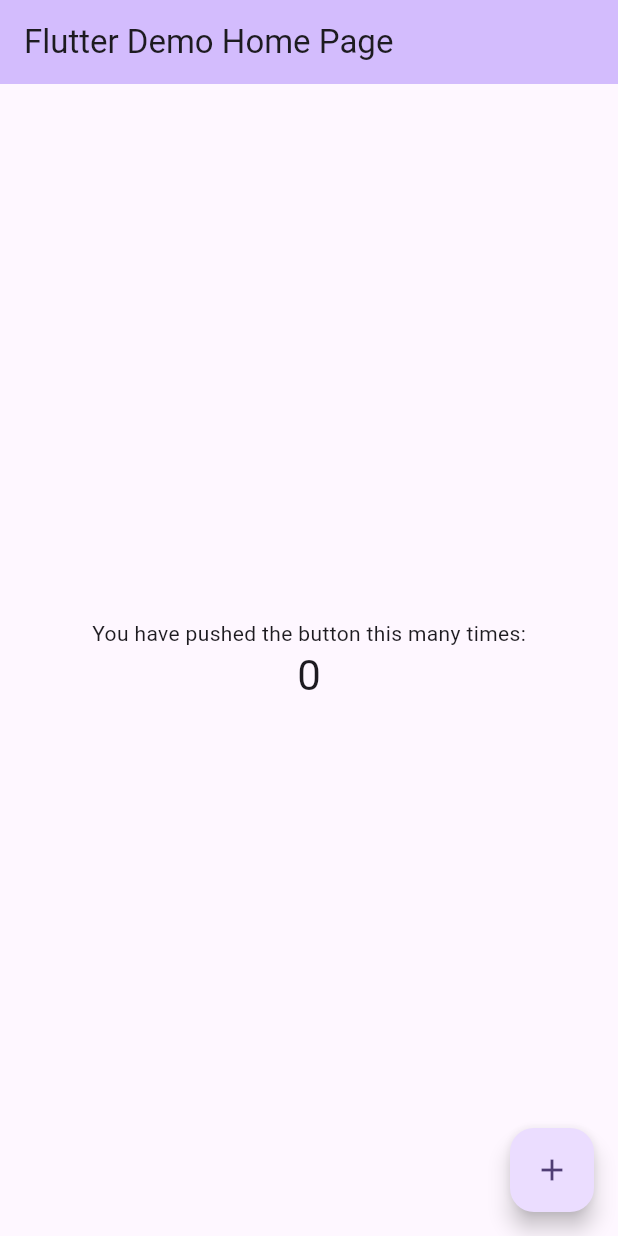
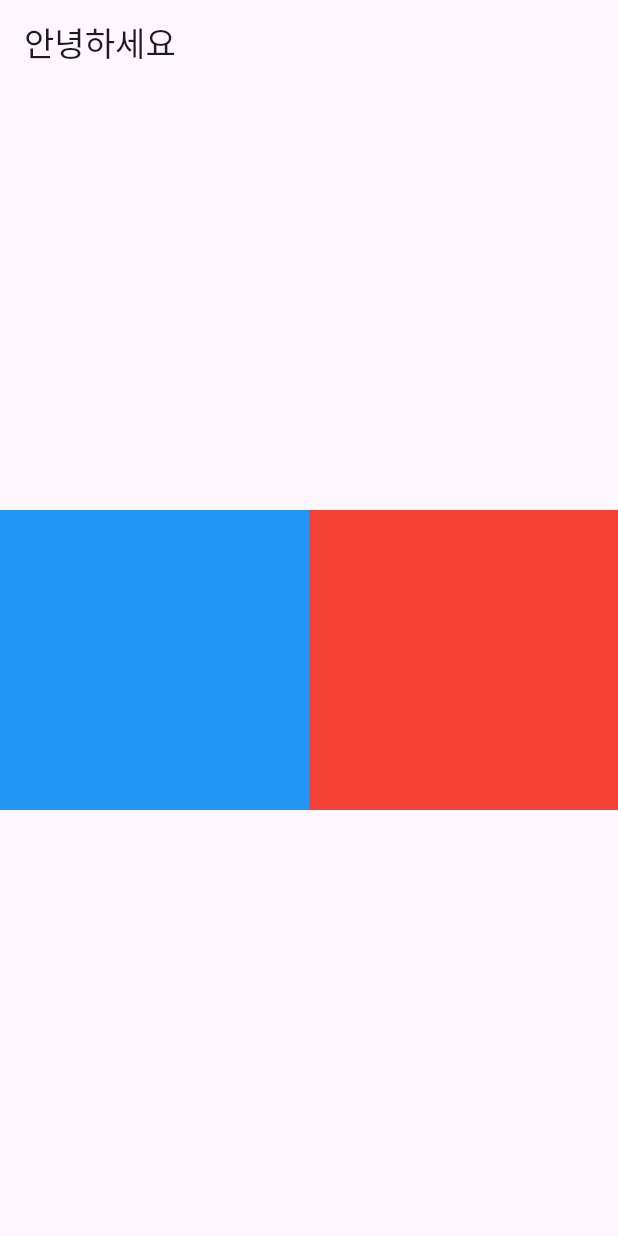
Before and after one commit to yeong723/flutter, a Flutter app: the screen it shows after launch, on a phone screen of 412 x 824 dp. Run offline on Flutter 3.47's test engine with Material 3 defaults, Android fonts, the phone set to English and light mode, and no system bars.

Commit message:
그리드 만듬

```diff
--- a/lib/main.dart
+++ b/lib/main.dart
@@ -13,110 +13,50 @@ class MyApp extends StatelessWidget {
     return MaterialApp(
       title: 'Flutter Demo',
       theme: ThemeData(
-        // This is the theme of your application.
-        //
-        // TRY THIS: Try running your application with "flutter run". You'll see
-        // the application has a purple toolbar. Then, without quitting the app,
-        // try changing the seedColor in the colorScheme below to Colors.green
-        // and then invoke "hot reload" (save your changes or press the "hot
-        // reload" button in a Flutter-supported IDE, or press "r" if you used
-        // the command line to start the app).
-        //
-        // Notice that the counter didn't reset back to zero; the application
-        // state is not lost during the reload. To reset the state, use hot
-        // restart instead.
-        //
-        // This works for code too, not just values: Most code changes can be
-        // tested with just a hot reload.
         colorScheme: ColorScheme.fromSeed(seedColor: Colors.deepPurple),
       ),
-      home: const MyHomePage(title: 'Flutter Demo Home Page'),
+      home: const MyHomePage(),
     );
   }
 }
 
 class MyHomePage extends StatefulWidget {
-  const MyHomePage({super.key, required this.title});
-
-  // This widget is the home page of your application. It is stateful, meaning
-  // that it has a State object (defined below) that contains fields that affect
-  // how it looks.
-
-  // This class is the configuration for the state. It holds the values (in this
-  // case the title) provided by the parent (in this case the App widget) and
-  // used by the build method of the State. Fields in a Widget subclass are
-  // always marked "final".
-
-  final String title;
+  const MyHomePage({super.key});
 
   @override
   State<MyHomePage> createState() => _MyHomePageState();
 }
 
 class _MyHomePageState extends State<MyHomePage> {
-  int _counter = 0;
-
-  void _incrementCounter() {
-    setState(() {
-      // This call to setState tells the Flutter framework that something has
-      // changed in this State, which causes it to rerun the build method below
-      // so that the display can reflect the updated values. If we changed
-      // _counter without calling setState(), then the build method would not be
-      // called again, and so nothing would appear to happen.
-      _counter++;
-    });
-  }
-
   @override
   Widget build(BuildContext context) {
-    // This method is rerun every time setState is called, for instance as done
-    // by the _incrementCounter method above.
-    //
-    // The Flutter framework has been optimized to make rerunning build methods
-    // fast, so that you can just rebuild anything that needs updating rather
-    // than having to individually change instances of widgets.
     return Scaffold(
         appBar: AppBar(
-        // TRY THIS: Try changing the color here to a specific color (to
-        // Colors.amber, perhaps?) and trigger a hot reload to see the AppBar
-        // change color while the other colors stay the same.
-        backgroundColor: Theme.of(context).colorScheme.inversePrimary,
-        // Here we take the value from the MyHomePage object that was created by
-        // the App.build method, and use it to set our appbar title.
-        title: Text(widget.title),
+            title: const Text("안녕하세요")
         ),
-      body: Center(
-        // Center is a layout widget. It takes a single child and positions it
-        // in the middle of the parent.
+        body: Container(
+          alignment: Alignment.center,
           child: Column(
-          // Column is also a layout widget. It takes a list of children and
-          // arranges them vertically. By default, it sizes itself to fit its
-          // children horizontally, and tries to be as tall as its parent.
-          //
-          // Column has various properties to control how it sizes itself and
-          // how it positions its children. Here we use mainAxisAlignment to
-          // center the children vertically; the main axis here is the vertical
-          // axis because Columns are vertical (the cross axis would be
-          // horizontal).
-          //
-          // TRY THIS: Invoke "debug painting" (choose the "Toggle Debug Paint"
-          // action in the IDE, or press "p" in the console), to see the
-          // wireframe for each widget.
             mainAxisAlignment: MainAxisAlignment.center,
-          children: <Widget>[
-            const Text('You have pushed the button this many times:'),
-            Text(
-              '$_counter',
-              style: Theme.of(context).textTheme.headlineMedium,
+            children: [
+              Row(
+                mainAxisAlignment: MainAxisAlignment.center,
+                children: [
+                  Container(
+                    width: MediaQuery.of(context).size.width / 2,
+                    height: 200,
+                    color: Colors.blue,
                   ),
+                  Container(
+                    width: MediaQuery.of(context).size.width / 2,
+                    height: 200,
+                    color: Colors.red,
+                  )
+                ],
+              )
             ],
           ),
-      ),
-      floatingActionButton: FloatingActionButton(
-        onPressed: _incrementCounter,
-        tooltip: 'Increment',
-        child: const Icon(Icons.add),
-      ), // This trailing comma makes auto-formatting nicer for build methods.
+        )
     );
   }
 }
```
Lines whose indentation alone changed are shown as unchanged.
